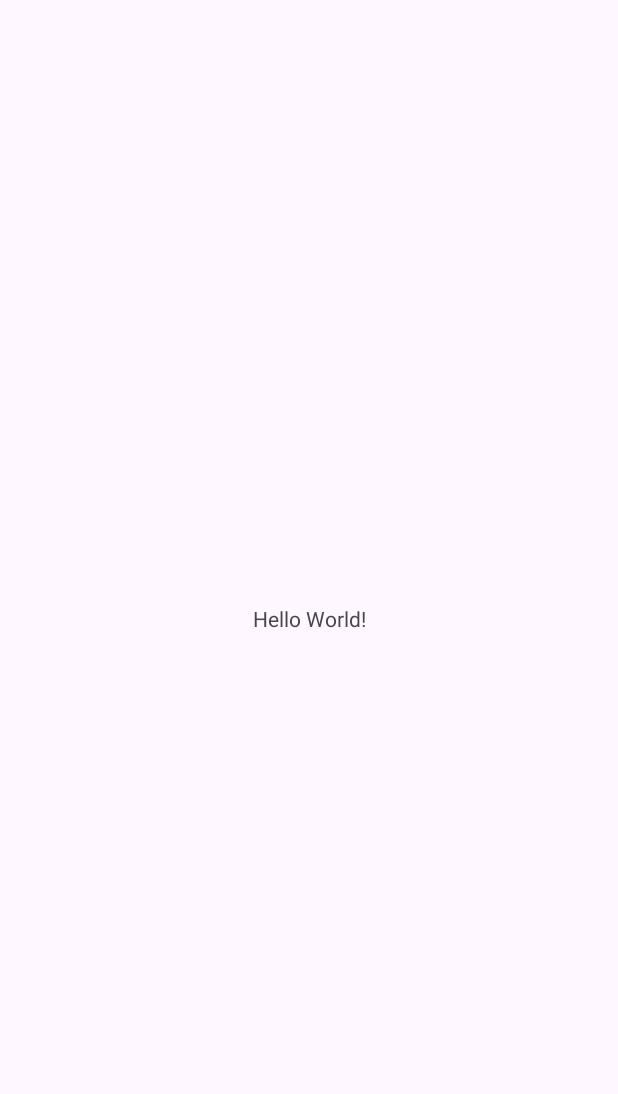
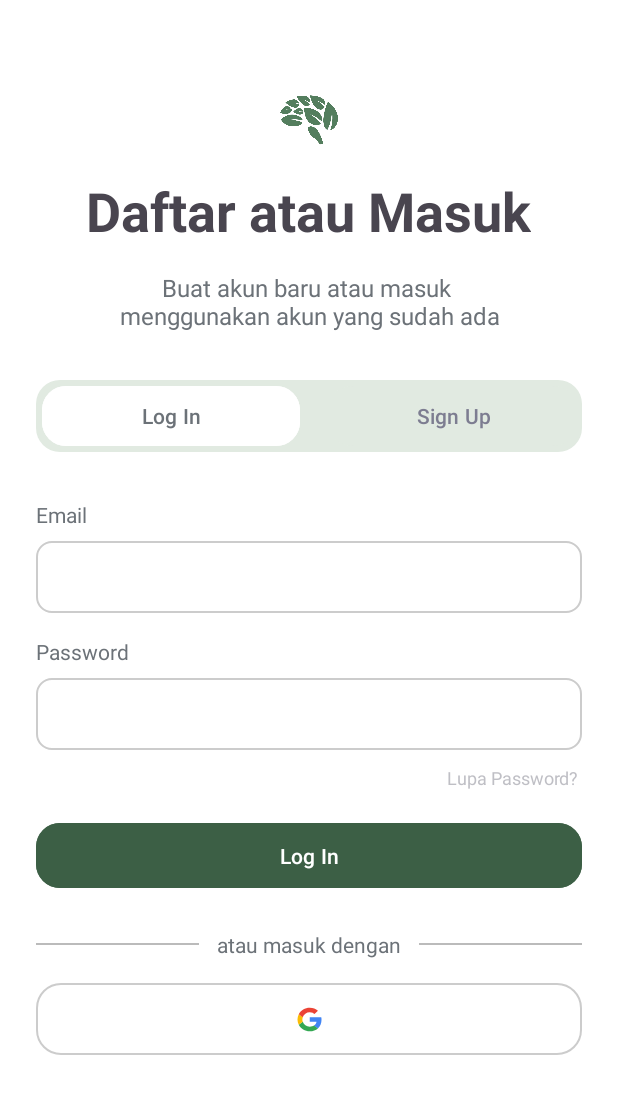
Before and after one commit to MindGardenApp/mobile-dev, an Android app: the screen it shows after launch (MainActivity before the commit, Login after it), on a phone screen of 412 x 824 dp. Before the commit the part shown is almost empty. Shown: the top 1094 px of the screen. Run offline under Robolectric (Android 15) with nearby library versions, the phone set to English and light mode, and no system bars; 1 statement that could not run was skipped.

Commit message:
add: Initial commit login page

```diff
--- a/app/src/main/AndroidManifest.xml
+++ b/app/src/main/AndroidManifest.xml
@@ -14,6 +14,9 @@
         tools:targetApi="31">
         <activity
             android:name=".MainActivity"
+            android:exported="false" />
+        <activity
+            android:name=".Login"
             android:exported="true">
             <intent-filter>
                 <action android:name="android.intent.action.MAIN" />
--- /dev/null
+++ b/app/src/main/java/com/unity/mindgarden/Login.kt
@@ -0,0 +1,20 @@
+package com.unity.mindgarden
+
+import android.os.Bundle
+import androidx.activity.enableEdgeToEdge
+import androidx.appcompat.app.AppCompatActivity
+import androidx.core.view.ViewCompat
+import androidx.core.view.WindowInsetsCompat
+
+class Login : AppCompatActivity() {
+    override fun onCreate(savedInstanceState: Bundle?) {
+        super.onCreate(savedInstanceState)
+        enableEdgeToEdge()
+        setContentView(R.layout.login_page)
+        ViewCompat.setOnApplyWindowInsetsListener(findViewById(R.id.main)) { v, insets ->
+            val systemBars = insets.getInsets(WindowInsetsCompat.Type.systemBars())
+            v.setPadding(systemBars.left, systemBars.top, systemBars.right, systemBars.bottom)
+            insets
+        }
+    }
+}
--- /dev/null
+++ b/app/src/main/res/drawable/bg_swipe.xml
@@ -0,0 +1,6 @@
+<?xml version="1.0" encoding="utf-8"?>
+<shape xmlns:android="http://schemas.android.com/apk/res/android"
+    android:shape="rectangle">
+    <solid android:color="@color/green_light" />
+    <corners android:radius="16dp" />
+</shape>
--- /dev/null
+++ b/app/src/main/res/drawable/btn_white_border.xml
@@ -0,0 +1,7 @@
+<?xml version="1.0" encoding="utf-8"?>
+<shape xmlns:android="http://schemas.android.com/apk/res/android"
+    android:shape="rectangle">
+    <solid android:color="@android:color/white" />
+    <stroke android:width="1dp" android:color="#CCCCCC" />
+    <corners android:radius="16dp" />
+</shape>
--- /dev/null
+++ b/app/src/main/res/drawable/et_white_border.xml
@@ -0,0 +1,7 @@
+<?xml version="1.0" encoding="utf-8"?>
+<shape xmlns:android="http://schemas.android.com/apk/res/android"
+    android:shape="rectangle">
+    <solid android:color="@android:color/white" />
+    <stroke android:width="1dp" android:color="#CCCCCC" />
+    <corners android:radius="10dp" />
+</shape>
--- /dev/null
+++ b/app/src/main/res/drawable/google.xml
@@ -0,0 +1,18 @@
+<vector xmlns:android="http://schemas.android.com/apk/res/android"
+    android:width="19dp"
+    android:height="18dp"
+    android:viewportWidth="19"
+    android:viewportHeight="18">
+  <path
+      android:pathData="M17.376,9.175C17.376,8.527 17.322,8.055 17.206,7.565H9.661V10.487H14.09C14.001,11.214 13.519,12.307 12.447,13.042L12.432,13.14L14.818,14.951L14.983,14.967C16.501,13.594 17.376,11.572 17.376,9.175Z"
+      android:fillColor="#4285F4"/>
+  <path
+      android:pathData="M9.661,16.875C11.831,16.875 13.652,16.175 14.982,14.967L12.447,13.042C11.768,13.506 10.857,13.83 9.661,13.83C7.536,13.83 5.732,12.456 5.09,10.557L4.995,10.565L2.515,12.446L2.482,12.535C3.804,15.107 6.518,16.875 9.661,16.875Z"
+      android:fillColor="#34A853"/>
+  <path
+      android:pathData="M5.09,10.557C4.92,10.068 4.822,9.542 4.822,9C4.822,8.457 4.92,7.932 5.081,7.442L5.077,7.338L2.565,5.427L2.483,5.465C1.938,6.532 1.626,7.731 1.626,9C1.626,10.269 1.938,11.467 2.483,12.535L5.09,10.557Z"
+      android:fillColor="#FBBC05"/>
+  <path
+      android:pathData="M9.661,4.17C11.17,4.17 12.188,4.809 12.768,5.343L15.036,3.172C13.643,1.904 11.831,1.125 9.661,1.125C6.518,1.125 3.804,2.892 2.482,5.465L5.081,7.442C5.732,5.544 7.536,4.17 9.661,4.17Z"
+      android:fillColor="#EB4335"/>
+</vector>
--- /dev/null
+++ b/app/src/main/res/layout/login_page.xml
@@ -0,0 +1,186 @@
+<?xml version="1.0" encoding="utf-8"?>
+ <ScrollView xmlns:android="http://schemas.android.com/apk/res/android"
+    xmlns:app="http://schemas.android.com/apk/res-auto"
+    android:layout_width="match_parent"
+    android:layout_height="match_parent"
+    android:padding="24dp">
+
+    <LinearLayout
+        android:layout_width="match_parent"
+        android:layout_height="wrap_content"
+        android:orientation="vertical"
+        android:gravity="center_horizontal">
+
+        <!-- Logo -->
+        <ImageView
+            android:id="@+id/login_logo"
+            android:layout_width="48dp"
+            android:layout_height="48dp"
+            android:layout_marginTop="32dp"
+            android:src="@drawable/app_logo" />
+
+        <!-- Title -->
+        <TextView
+            android:id="@+id/login_or_reg"
+            android:layout_width="wrap_content"
+            android:layout_height="wrap_content"
+            android:layout_marginTop="12dp"
+            android:text="Daftar atau Masuk"
+            android:textSize="36sp"
+            android:textStyle="bold"
+            android:textAlignment="center" />
+
+        <!-- Subtitle -->
+        <TextView
+            android:id="@+id/login_text"
+            android:layout_width="wrap_content"
+            android:layout_height="wrap_content"
+            android:layout_marginTop="16dp"
+            android:text="Buat akun baru atau masuk \nmenggunakan akun yang sudah ada"
+            android:textAlignment="center"
+            android:textSize="16sp"
+            android:textColor="@color/font_gray_dark"/>
+
+        <!-- Tombol Login & Register -->
+        <LinearLayout
+            android:layout_width="match_parent"
+            android:layout_height="wrap_content"
+            android:layout_marginTop="32dp"
+            android:orientation="horizontal"
+            android:gravity="center"
+            android:background="@drawable/bg_swipe">
+
+            <Button
+                android:id="@+id/btn_login_page"
+                android:layout_width="0dp"
+                android:layout_height="48dp"
+                android:layout_weight="1"
+                android:layout_marginStart="4dp"
+                android:text="Log In"
+                app:cornerRadius="16dp"
+                android:textColor="@color/font_gray_dark"
+                android:backgroundTint="@color/white" />
+
+            <Space
+                android:layout_width="16dp"
+                android:layout_height="0dp" />
+
+            <Button
+                android:id="@+id/btn_register_page"
+                android:layout_width="0dp"
+                android:layout_height="48dp"
+                android:layout_weight="1"
+                android:text="Sign Up"
+                android:backgroundTint="@color/green_light"
+                android:textColor="@color/gray_light"/>
+        </LinearLayout>
+
+        <!-- Email -->
+        <TextView
+            android:id="@+id/text_email"
+            android:layout_width="match_parent"
+            android:layout_height="wrap_content"
+            android:layout_marginTop="32dp"
+            android:text="Email"
+            android:textColor="@color/font_gray_dark"
+            android:textSize="14sp"/>
+
+        <EditText
+            android:id="@+id/et_email"
+            android:layout_width="match_parent"
+            android:layout_height="48dp"
+            android:layout_marginTop="8dp"
+            android:padding="8dp"
+            android:background="@drawable/et_white_border"/>
+
+        <!-- Password -->
+        <TextView
+            android:id="@+id/password"
+            android:layout_width="match_parent"
+            android:layout_height="wrap_content"
+            android:layout_marginTop="16dp"
+            android:text="Password"
+            android:textSize="14sp"
+            android:textColor="@color/font_gray_dark"/>
+
+        <EditText
+            android:id="@+id/et_password"
+            android:layout_width="match_parent"
+            android:layout_height="48dp"
+            android:layout_marginTop="8dp"
+            android:padding="8dp"
+            android:background="@drawable/et_white_border"
+            android:inputType="textPassword" />
+
+        <TextView
+            android:id="@+id/tv_lupa_password"
+            android:layout_width="wrap_content"
+            android:layout_height="wrap_content"
+            android:layout_marginTop="8dp"
+            android:layout_gravity="end"
+            android:text="Lupa Password?"
+            android:textSize="12sp"
+            android:textColor="@color/font_gray_light"
+            android:clickable="true"
+            android:focusable="true"
+            android:padding="2dp"
+            android:foreground="?attr/selectableItemBackground"
+            app:layout_constraintEnd_toEndOf="parent"
+            app:layout_constraintTop_toBottomOf="@+id/et_password" />
+
+
+        <Button
+            android:id="@+id/button_login"
+            android:layout_width="match_parent"
+            android:layout_height="wrap_content"
+            android:paddingVertical="12dp"
+            android:layout_marginTop="16dp"
+            android:text="Log In"
+            app:cornerRadius="16dp"
+            android:backgroundTint="@color/green_primary"/>
+
+        <LinearLayout
+            android:layout_width="match_parent"
+            android:layout_height="wrap_content"
+            android:orientation="horizontal"
+            android:gravity="center_vertical"
+            android:layout_marginTop="24dp"
+            >
+
+            <View
+                android:layout_width="0dp"
+                android:layout_height="1dp"
+                android:layout_weight="1"
+                android:background="#BBBBBB" />
+
+            <TextView
+                android:layout_width="wrap_content"
+                android:layout_height="wrap_content"
+                android:paddingStart="12dp"
+                android:paddingEnd="12dp"
+                android:text="atau masuk dengan"
+                android:textColor="@color/font_gray_dark"
+                android:textSize="14sp" />
+
+            <View
+                android:layout_width="0dp"
+                android:layout_height="1dp"
+                android:layout_weight="1"
+                android:background="#BBBBBB" />
+        </LinearLayout>
+
+        <ImageButton
+            android:id="@+id/btn_google"
+            android:layout_width="match_parent"
+            android:layout_height="48dp"
+            android:background="@drawable/btn_white_border"
+            android:src="@drawable/google"
+            android:contentDescription="Login dengan Google"
+            android:scaleType="centerInside"
+            android:padding="12dp"
+            android:layout_gravity="center"
+            android:layout_marginTop="16dp"
+            />
+
+    </LinearLayout>
+</ScrollView>
--- a/app/src/main/res/values/colors.xml
+++ b/app/src/main/res/values/colors.xml
@@ -2,4 +2,10 @@
 <resources>
     <color name="black">#FF000000</color>
     <color name="white">#FFFFFFFF</color>
+    <color name="green_primary">#3C5F45</color>
+    <color name="green_light">#E1EAE1</color>"
+    <color name="gray_bold">#5A655C</color>
+    <color name="gray_light">#7D7D91</color>
+    <color name="font_gray_dark">#6C7278</color>
+    <color name="font_gray_light">#8080808C</color>
 </resources>
--- a/app/src/main/res/values/themes.xml
+++ b/app/src/main/res/values/themes.xml
@@ -1,8 +1,7 @@
 <resources xmlns:tools="http://schemas.android.com/tools">
     <!-- Base application theme. -->
     <style name="Base.Theme.MindGarden" parent="Theme.Material3.DayNight.NoActionBar">
-        <!-- Customize your light theme here. -->
-        <!-- <item name="colorPrimary">@color/my_light_primary</item> -->
+        <item name="android:windowBackground">@android:color/white</item>
     </style>
 
     <style name="Theme.MindGarden" parent="Base.Theme.MindGarden" />
```
Also changed, not shown: app/src/main/res/drawable/app_logo.png (added).
